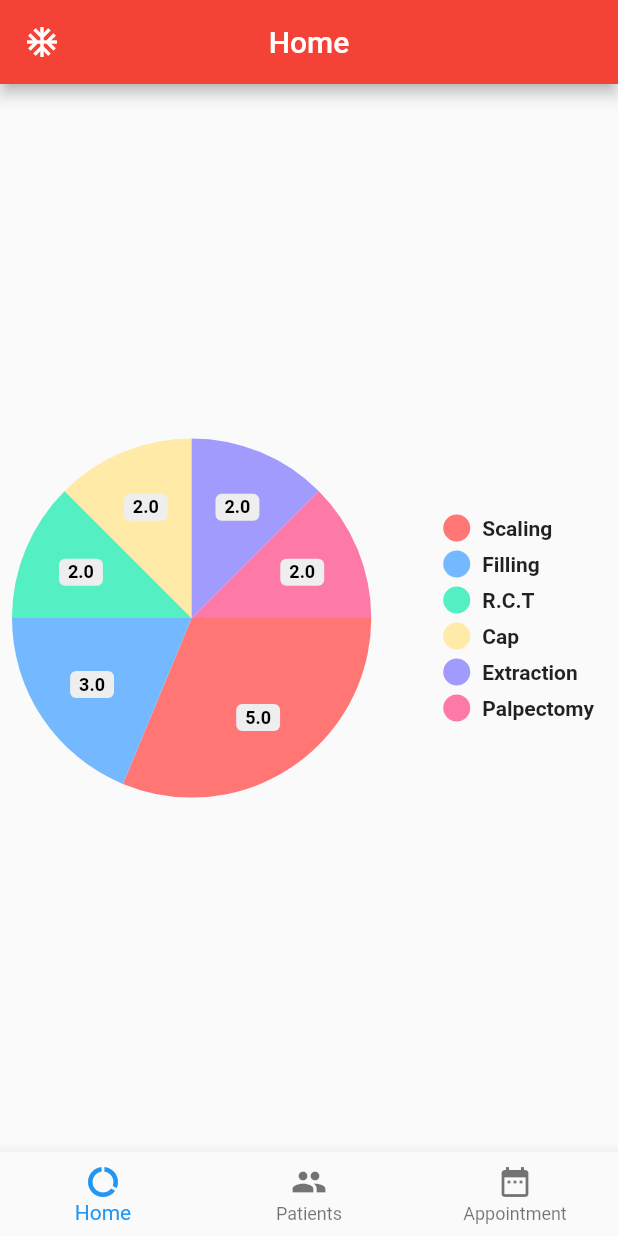
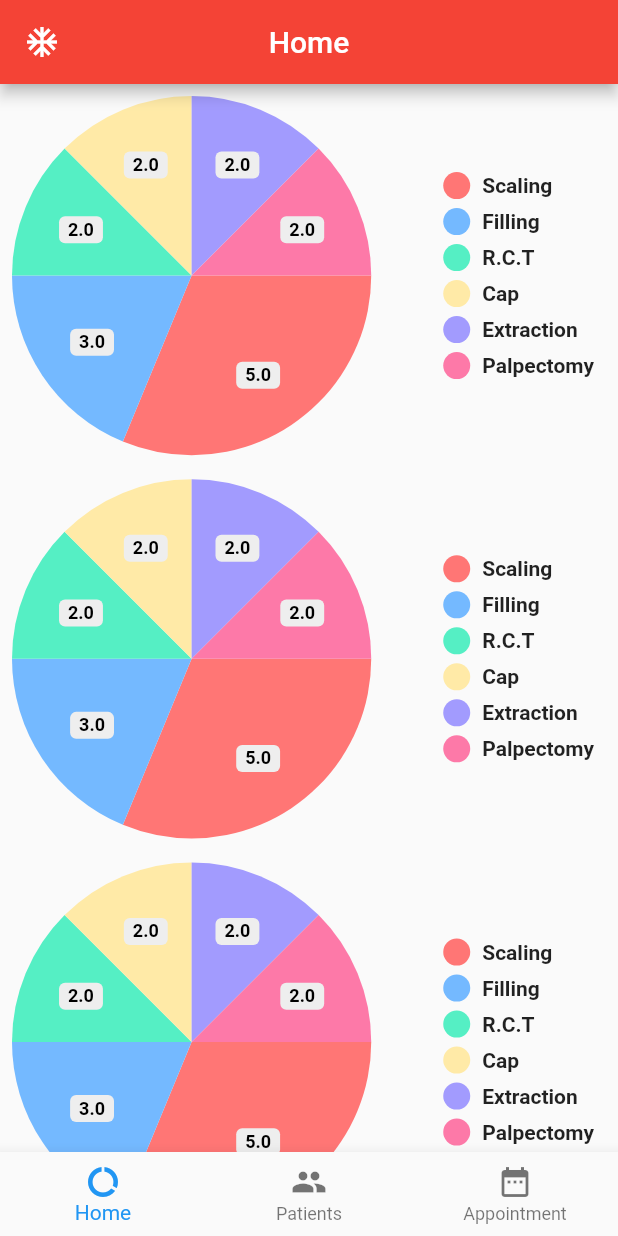
Before and after one commit to mazharulsabbir/dental_patient_management, a Flutter app: the screen it shows after launch, on a phone screen of 412 x 824 dp. Run offline on Flutter 3.47's test engine with Material 2 defaults, Android fonts, the phone set to English and light mode, and no system bars; drawn by our look-alikes of pie_chart.

Commit message:
scrollview in earnings page

```diff
--- a/lib/screens/earnings.dart
+++ b/lib/screens/earnings.dart
@@ -20,7 +20,14 @@ class _EarningsState extends State<Earnings> {
           },
         ),
       ),
-      body: Center(child: pieChart()),
+      body: ListView(
+        children: <Widget>[
+          Center(child: pieChart()),
+          Center(child: pieChart()),
+          Center(child: pieChart()),
+          Center(child: pieChart()),
+        ],
+      ),
     );
   }
 
```
Also changed, not shown: lib/screens/appointments.dart (+32 -54 lines).
